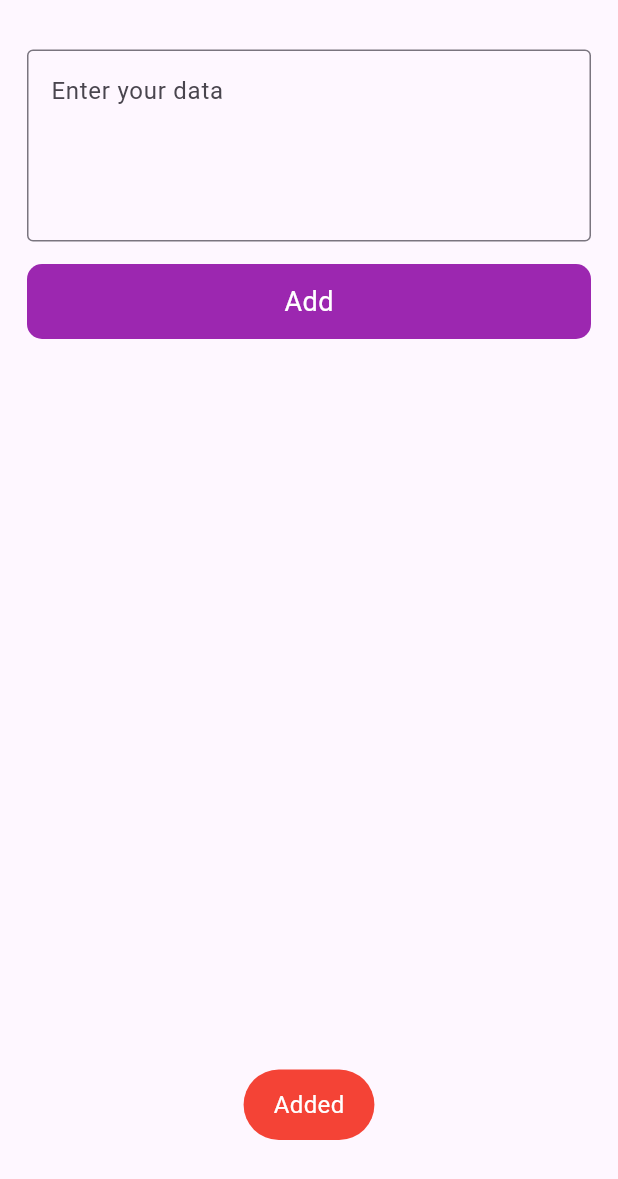
After one commit to Balghari13/firebase_prac, a Flutter app: the PostPage screen opened directly, after a tap on "Add", on a phone screen of 412 x 824 dp. The commit adds this screen. Shown: the top 1179 px of the screen. Run offline on Flutter 3.47's test engine with Material 2 defaults, Android fonts, the phone set to English and light mode, and no system bars; our stand-ins replace firebase_auth, firebase_core, firebase_database, fluttertoast; accounts and stored records are empty.

```diff
--- /dev/null
+++ b/lib/UI/post_page.dart
@@ -0,0 +1,65 @@
+import 'package:firebase_database/firebase_database.dart';
+import 'package:firebase_pract/UI/utilis/toast_msg.dart';
+import 'package:flutter/material.dart';
+
+import 'Widget/rounded_btn.dart';
+
+class PostPage extends StatefulWidget {
+  const PostPage({super.key});
+
+  @override
+  State<PostPage> createState() => _PostPageState();
+}
+
+class _PostPageState extends State<PostPage> {
+  bool loading = false;
+  final databaseRef = FirebaseDatabase.instance.ref('user');
+  final textController = TextEditingController();
+  @override
+  Widget build(BuildContext context) {
+    return  Scaffold(
+      body: Padding(
+        padding: const EdgeInsets.all(18.0),
+        child: Column(
+          //mainAxisAlignment: MainAxisAlignment.center,
+          children: [
+            SizedBox(height: 15,),
+
+            TextFormField(
+              controller: textController,
+              maxLines: 4,
+              decoration: InputDecoration(
+                hintText: 'Enter your data',
+                border: OutlineInputBorder(),
+              ),
+            ),
+            SizedBox(height: 15,),
+            RoundedBtn(btnName: 'Add',
+                isLoading: loading,
+                ontap: (){
+                  setState(() {
+                    loading= true;
+                  });
+                  databaseRef.child(DateTime.now().millisecondsSinceEpoch.toString()).set({
+                    'name': textController.text.toString(),
+                    'id': DateTime.now().millisecondsSinceEpoch,
+                  }
+                  ).then((value){
+                    ToastMsg().showToastMsg('Added');
+                    setState(() {
+                      loading = false;
+                    });
+                  }).onError((error, stackTrace){
+                    ToastMsg().showToastMsg(error.toString());
+                    setState(() {
+                      loading= false;
+                    });
+                  });
+
+                })
+          ],
+        ),
+      ),
+    );
+  }
+}
```
Also changed, not shown: lib/UI/home_page.dart (+42 -41 lines).
